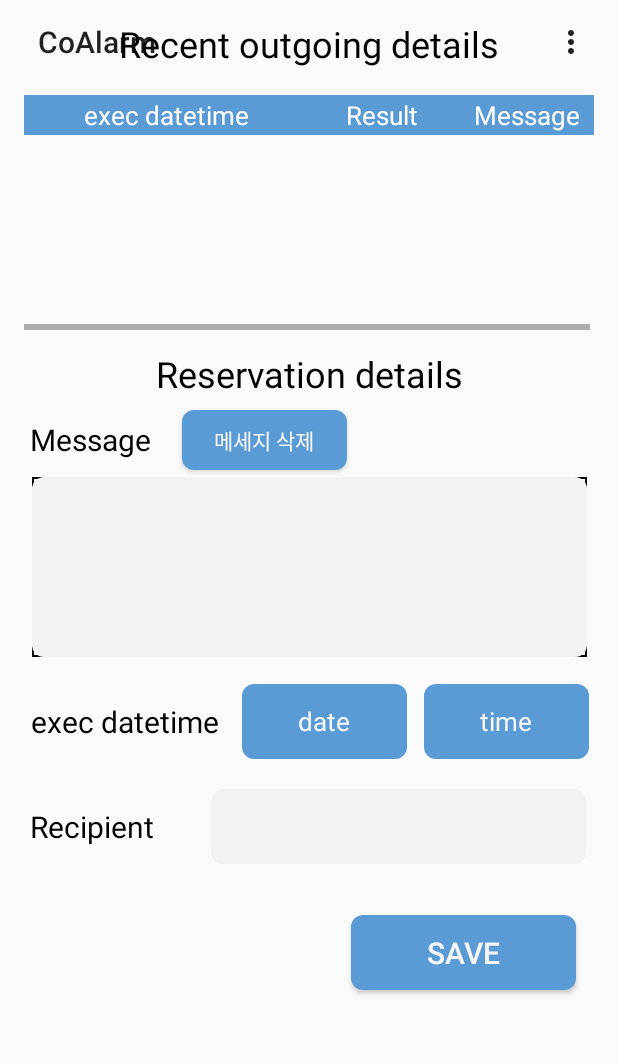
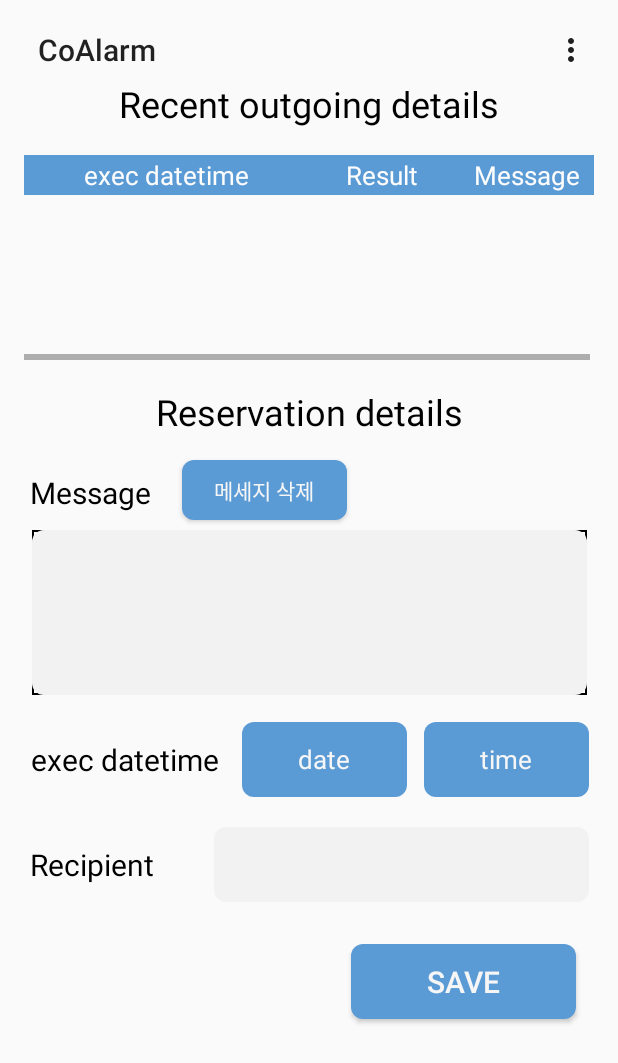
Before and after one commit to kwon-minseok95/CoAlarm, an Android app: the ScheduleActivity screen opened directly, with no data from a screen before it, on a phone screen of 412 x 824 dp. Shown: the top 1063 px of the screen. Run offline under Robolectric (Android 15) with nearby library versions, the phone set to English and light mode, and no system bars.

Commit message:
희원 스케줄1654

```diff
--- a/app/src/main/res/layout/activity_schedule.xml
+++ b/app/src/main/res/layout/activity_schedule.xml
@@ -16,9 +16,8 @@
         android:layout_marginTop="18dp"
         android:layout_marginEnd="6dp"
         android:layout_weight="1"
-        android:gravity="center"
+        android:gravity="center_vertical"
         android:text="@string/exec_datetime"
-        android:textAlignment="textStart"
         android:textColor="#000000"
         android:textSize="20dp"
         app:layout_constraintEnd_toStartOf="@+id/DateStart"
@@ -68,6 +67,7 @@
         android:id="@+id/toolbar"
         android:layout_width="393dp"
         android:layout_height="wrap_content"
+        android:layout_marginTop="5dp"
         android:elevation="4dp"
         android:theme="@style/ThemeOverlay.AppCompat.ActionBar"
         app:layout_constraintEnd_toEndOf="parent"
@@ -82,11 +82,11 @@
         android:id="@+id/textView17"
         android:layout_width="match_parent"
         android:layout_height="38dp"
+        android:layout_marginTop="50dp"
         android:gravity="center"
         android:text="@string/Recent_outgoing_details"
         android:textColor="#000000"
         android:textSize="24dp"
-        android:layout_marginTop="10dp"
         app:layout_constraintEnd_toEndOf="parent"
         app:layout_constraintStart_toStartOf="parent"
         app:layout_constraintTop_toTopOf="parent" />
@@ -153,7 +153,7 @@
 
                 <ScrollView
                     android:layout_width="match_parent"
-                    android:layout_height="130dp"
+                    android:layout_height="110dp"
                     app:layout_constraintTop_toBottomOf="@+id/tableTh">
 
                     <TableLayout
@@ -176,7 +176,7 @@
         android:id="@+id/textView16"
         android:layout_width="match_parent"
         android:layout_height="38dp"
-        android:layout_marginTop="10dp"
+        android:layout_marginTop="15dp"
         android:gravity="center"
         android:text="@string/Reservation_details"
         android:textColor="#000000"
@@ -189,6 +189,7 @@
         android:layout_width="wrap_content"
         android:layout_height="50dp"
         android:layout_marginStart="20dp"
+        android:layout_marginTop="10dp"
         android:layout_weight="1"
         android:gravity="center"
         android:text="@string/message"
@@ -203,7 +204,7 @@
         android:id="@+id/save_btn"
         android:layout_width="150dp"
         android:layout_height="50dp"
-        android:layout_marginTop="34dp"
+        android:layout_marginTop="28dp"
         android:layout_marginEnd="28dp"
         android:background="@drawable/button"
         android:text="@string/save"
@@ -217,7 +218,7 @@
         android:layout_width="150dp"
         android:layout_height="50dp"
         android:layout_marginStart="32dp"
-        android:layout_marginTop="34dp"
+        android:layout_marginTop="28dp"
         android:background="@drawable/button"
         android:text="@string/cancel"
         android:textColor="#F6F6F6"
@@ -249,7 +250,7 @@
         android:id="@+id/sPhone"
         android:layout_width="250dp"
         android:layout_height="50dp"
-        android:layout_marginEnd="21dp"
+        android:layout_marginEnd="19dp"
         android:layout_weight="1"
         android:background="@drawable/shape_edit_button"
         android:ems="10"
@@ -279,7 +280,7 @@
             <EditText
                 android:id="@+id/message"
                 android:layout_width="280dp"
-                android:layout_height="120dp"
+                android:layout_height="110dp"
                 android:layout_weight="1"
                 android:background="@drawable/shape_edit_button"
                 android:ems="10"
@@ -299,6 +300,7 @@
         android:layout_height="40dp"
         android:layout_marginStart="11dp"
         android:layout_marginEnd="171dp"
+        android:layout_marginBottom="3dp"
         android:background="@drawable/button"
         android:text="메세지 삭제"
         android:textColor="#F6F6F6"
```
